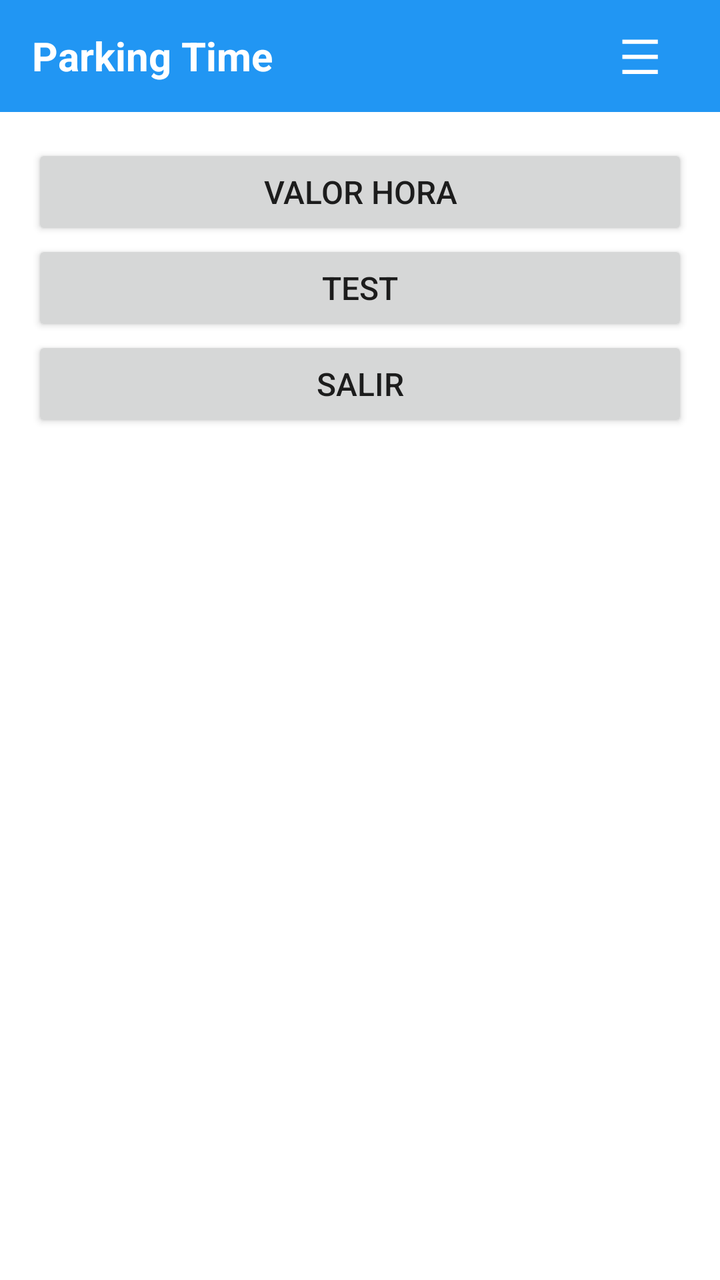
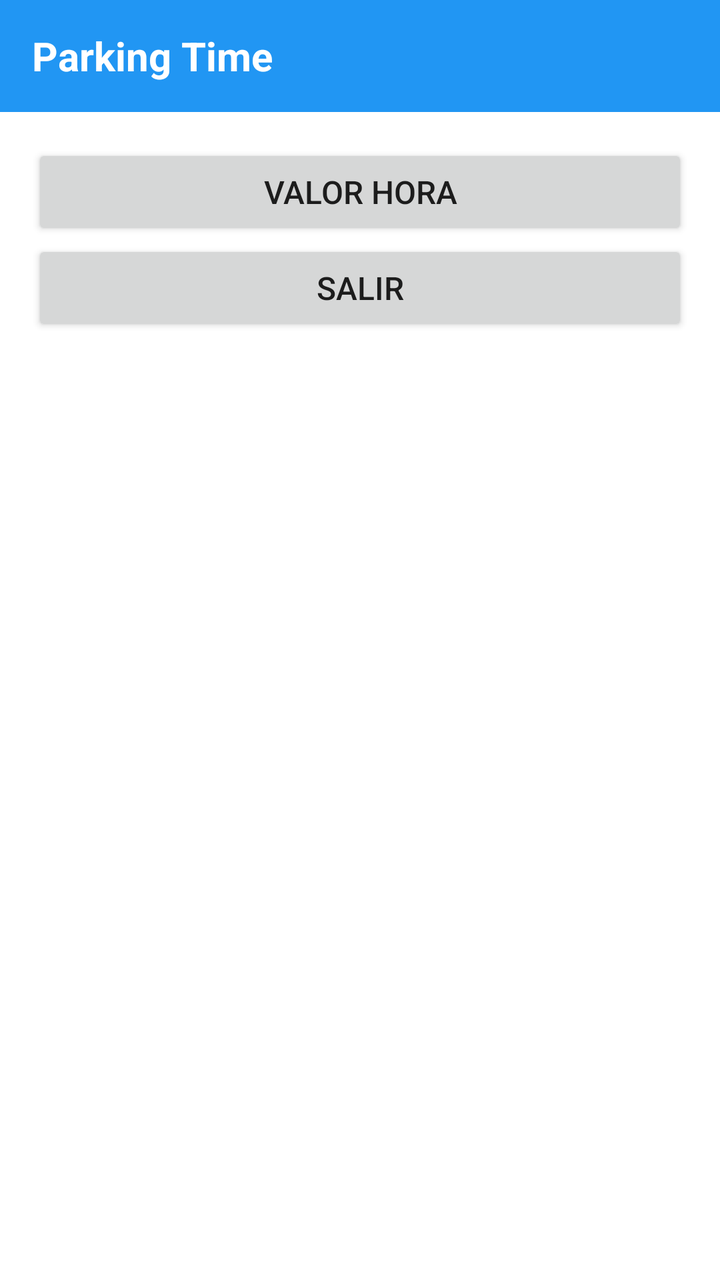

Before-and-after screenshots of an Android layout around one commit, followed by the original layout XML and the change that was made.
<!-- AndroidManifest.xml: application theme Theme.AppCompat.Light.NoActionBar -->
<!-- res/layout/fragment_vista_menu.xml -->
<?xml version="1.0" encoding="utf-8"?>
<LinearLayout xmlns:android="http://schemas.android.com/apk/res/android"
    android:layout_width="match_parent"
    android:layout_height="match_parent"
    android:orientation="vertical">

    
    <LinearLayout
        android:layout_width="match_parent"
        android:layout_height="56dp"
        android:background="#2196F3"
        android:orientation="horizontal"
        android:gravity="center_vertical"
        android:paddingLeft="16dp"
        android:paddingRight="16dp">

        <TextView
            android:id="@+id/txtMenuTitle"
            android:layout_width="0dp"
            android:layout_height="wrap_content"
            android:layout_weight="1"
            android:text="Parking Time"
            android:textColor="@color/white"
            android:textSize="20sp"
            android:textStyle="bold"/>

        <Button
            android:id="@+id/btnMenu"
            android:layout_width="48dp"
            android:layout_height="48dp"
            android:text="☰"
            android:textColor="@color/white"
            android:textSize="24sp"
            android:background="?attr/selectableItemBackgroundBorderless"/>
    </LinearLayout>

    
    <ScrollView
        android:layout_width="match_parent"
        android:layout_height="match_parent"
        android:padding="16dp"
        android:background="@color/white"
        >

        <LinearLayout
            android:layout_width="match_parent"
            android:layout_height="wrap_content"
            android:orientation="vertical">

            <Button
                android:id="@+id/btnValorHora"
                android:layout_width="match_parent"
                android:layout_height="wrap_content"
                android:text="Valor Hora"
                android:textSize="16sp"/>

            <Button
                android:id="@+id/btnTest"
                android:layout_width="match_parent"
                android:layout_height="wrap_content"
                android:text="Test"
                android:textSize="16sp"/>

            <Button
                android:id="@+id/btnSalir"
                android:layout_width="match_parent"
                android:layout_height="wrap_content"
                android:text="Salir"
                android:textSize="16sp"/>
        </LinearLayout>
    </ScrollView>
</LinearLayout>
<!-- resources referenced by this layout -->
<resources>
  <color name="white">#FFFFFFFF</color>
</resources>

<!-- the commit's change to res/layout/fragment_vista_menu.xml (unified diff, before → after) -->
@@ -23,15 +23,6 @@
             android:textColor="@color/white"
             android:textSize="20sp"
             android:textStyle="bold"/>
-
-        <Button
-            android:id="@+id/btnMenu"
-            android:layout_width="48dp"
-            android:layout_height="48dp"
-            android:text="☰"
-            android:textColor="@color/white"
-            android:textSize="24sp"
-            android:background="?attr/selectableItemBackgroundBorderless"/>
     </LinearLayout>
 
     
@@ -43,6 +34,7 @@
         >
 
         <LinearLayout
+            android:id="@+id/containerMenu"
             android:layout_width="match_parent"
             android:layout_height="wrap_content"
             android:orientation="vertical">
@@ -55,13 +47,6 @@
                 android:textSize="16sp"/>
 
             <Button
-                android:id="@+id/btnTest"
-                android:layout_width="match_parent"
-                android:layout_height="wrap_content"
-                android:text="Test"
-                android:textSize="16sp"/>
-
-            <Button
                 android:id="@+id/btnSalir"
                 android:layout_width="match_parent"
                 android:layout_height="wrap_content"
